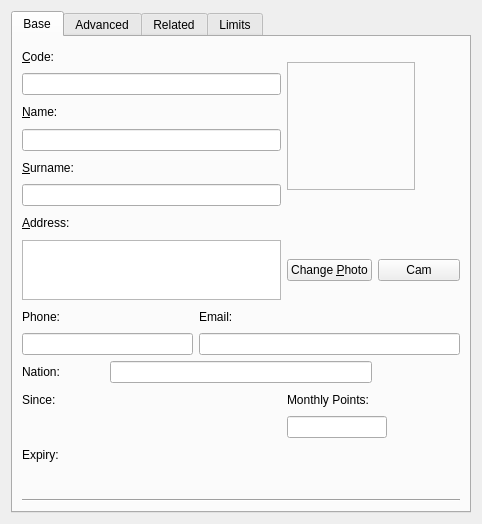
Above: squeeze/src/ui/editclient_widget.ui from lastprimenumbers/lemonpos before the change. Below: the same form after it.
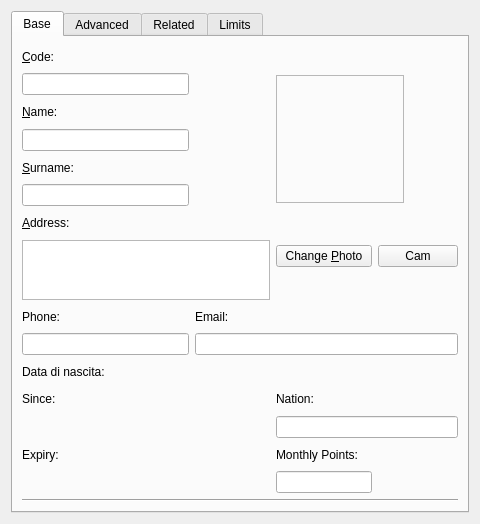
That is the form after the change. Custom widgets are drawn as their Qt base class.

```diff
--- a/squeeze/src/ui/editclient_widget.ui
+++ b/squeeze/src/ui/editclient_widget.ui
@@ -6,7 +6,7 @@
    <rect>
     <x>0</x>
     <y>0</y>
-    <width>482</width>
+    <width>480</width>
     <height>524</height>
    </rect>
   </property>
@@ -43,7 +43,10 @@
          </property>
         </widget>
        </item>
-       <item row="0" column="3" rowspan="6" colspan="2">
+       <item row="1" column="0" colspan="2">
+        <widget class="MibitLineEdit" name="editClientCode"/>
+       </item>
+       <item row="1" column="3" rowspan="5" colspan="2">
         <widget class="QLabel" name="labelClientPhoto">
          <property name="sizePolicy">
           <sizepolicy hsizetype="Maximum" vsizetype="Maximum">
@@ -71,9 +74,6 @@
          </property>
         </widget>
        </item>
-       <item row="1" column="0" colspan="3">
-        <widget class="MibitLineEdit" name="editClientCode"/>
-       </item>
        <item row="2" column="0">
         <widget class="QLabel" name="label_4">
          <property name="text">
@@ -84,7 +84,7 @@
          </property>
         </widget>
        </item>
-       <item row="3" column="0" colspan="3">
+       <item row="3" column="0" colspan="2">
         <widget class="MibitLineEdit" name="editClientName"/>
        </item>
        <item row="4" column="0">
@@ -97,7 +97,7 @@
          </property>
         </widget>
        </item>
-       <item row="5" column="0" colspan="3">
+       <item row="5" column="0" colspan="2">
         <widget class="MibitLineEdit" name="editClientSurname"/>
        </item>
        <item row="6" column="0">
@@ -110,6 +110,20 @@
          </property>
         </widget>
        </item>
+       <item row="6" column="3" rowspan="2">
+        <widget class="QPushButton" name="btnChangeClientPhoto">
+         <property name="text">
+          <string>Change &amp;Photo</string>
+         </property>
+        </widget>
+       </item>
+       <item row="6" column="4" rowspan="2">
+        <widget class="QPushButton" name="btnOpenCamera">
+         <property name="text">
+          <string>Cam</string>
+         </property>
+        </widget>
+       </item>
        <item row="7" column="0" colspan="3">
         <widget class="QTextEdit" name="editClientAddress">
          <property name="maximumSize">
@@ -126,20 +140,6 @@
          </property>
         </widget>
        </item>
-       <item row="7" column="3">
-        <widget class="QPushButton" name="btnChangeClientPhoto">
-         <property name="text">
-          <string>Change &amp;Photo</string>
-         </property>
-        </widget>
-       </item>
-       <item row="7" column="4">
-        <widget class="QPushButton" name="btnOpenCamera">
-         <property name="text">
-          <string>Cam</string>
-         </property>
-        </widget>
-       </item>
        <item row="8" column="0">
         <widget class="QLabel" name="label_17">
          <property name="text">
@@ -180,17 +180,14 @@
         <widget class="MibitLineEdit" name="editClientEmail"/>
        </item>
        <item row="10" column="0">
-        <widget class="QLabel" name="label_12">
+        <widget class="QLabel" name="e">
          <property name="text">
-          <string>Nation:</string>
-         </property>
-         <property name="buddy">
-          <cstring>editClientName</cstring>
+          <string>Data di nascita: </string>
          </property>
         </widget>
        </item>
        <item row="10" column="1" colspan="3">
-        <widget class="MibitLineEdit" name="editClientNation"/>
+        <widget class="KDateWidget" name="birthDatePicker"/>
        </item>
        <item row="11" column="0">
         <widget class="QLabel" name="label_3">
@@ -199,10 +196,13 @@
          </property>
         </widget>
        </item>
-       <item row="11" column="3" colspan="2">
-        <widget class="QLabel" name="label_5">
+       <item row="11" column="3">
+        <widget class="QLabel" name="label_12">
          <property name="text">
-          <string>Monthly Points:</string>
+          <string>Nation:</string>
+         </property>
+         <property name="buddy">
+          <cstring>editClientName</cstring>
          </property>
         </widget>
        </item>
@@ -210,14 +210,7 @@
         <widget class="KDateWidget" name="sinceDatePicker"/>
        </item>
        <item row="12" column="3" colspan="2">
-        <widget class="MibitLineEdit" name="editMonthlyPoints">
-         <property name="maximumSize">
-          <size>
-           <width>100</width>
-           <height>16777215</height>
-          </size>
-         </property>
-        </widget>
+        <widget class="MibitLineEdit" name="editClientNation"/>
        </item>
        <item row="13" column="0">
         <widget class="QLabel" name="label_6">
@@ -226,9 +219,26 @@
          </property>
         </widget>
        </item>
+       <item row="13" column="3">
+        <widget class="QLabel" name="label_5">
+         <property name="text">
+          <string>Monthly Points:</string>
+         </property>
+        </widget>
+       </item>
        <item row="14" column="0" colspan="3">
         <widget class="KDateWidget" name="expiryDatePicker"/>
        </item>
+       <item row="14" column="3">
+        <widget class="MibitLineEdit" name="editMonthlyPoints">
+         <property name="maximumSize">
+          <size>
+           <width>100</width>
+           <height>16777215</height>
+          </size>
+         </property>
+        </widget>
+       </item>
        <item row="15" column="0" colspan="5">
         <widget class="Line" name="line">
          <property name="orientation">
```
Left out of the diff: 6 changed lines with no effect on the pictures.
